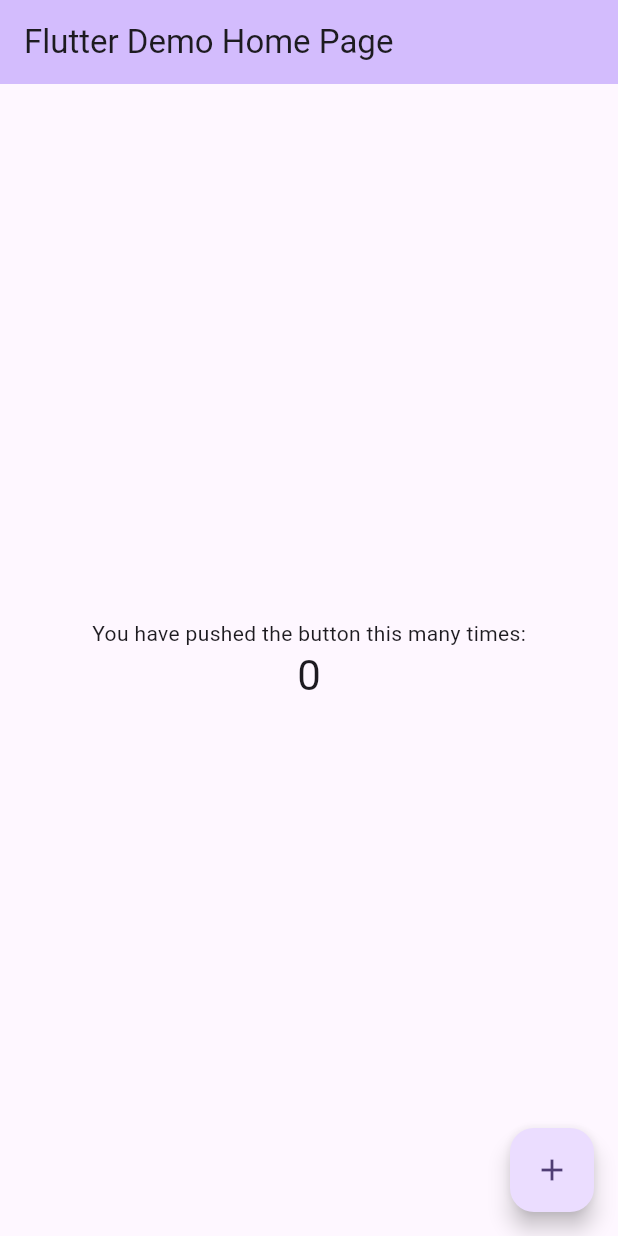
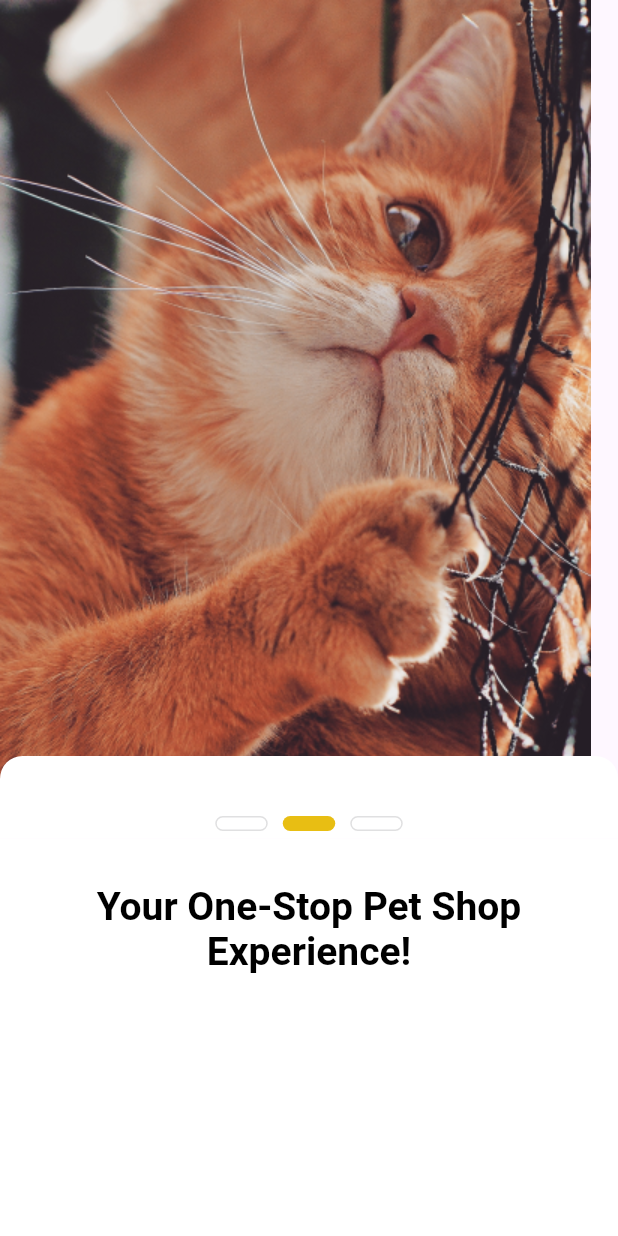
Before and after one commit to laragrace30/petshop_app, a Flutter app: the screen it shows after launch, on a phone screen of 412 x 824 dp. Run offline on Flutter 3.47's test engine with Material 3 defaults, Android fonts, the phone set to English and light mode, and no system bars.

Commit message:
added the image and text

```diff
--- /dev/null
+++ b/lib/home_page.dart
@@ -0,0 +1,89 @@
+import 'package:flutter/material.dart';
+
+class HomePage extends StatelessWidget {
+  const HomePage({super.key});
+
+  @override
+  Widget build(BuildContext context) {
+    return Scaffold(
+      body: Stack(
+        children: [
+          Image.asset('assets/images/Image.png'),
+          Positioned(
+            left: 0,
+            right: 0,
+            bottom: 265,
+            height: 55,
+            child: Container(
+              decoration: const BoxDecoration(
+                color: Colors.white,
+                borderRadius: BorderRadius.only(
+                  topLeft: Radius.circular(15),
+                  topRight: Radius.circular(15),
+                ),
+              ),
+              child: Padding(
+                padding: const EdgeInsets.only(top: 40),
+                child: Row(
+                  mainAxisAlignment: MainAxisAlignment.center,
+                  crossAxisAlignment: CrossAxisAlignment.start,
+                  children: [
+                    Container(
+                      width: 35,
+                      height: 10,
+                      decoration: BoxDecoration(
+                          borderRadius: BorderRadius.circular(12),
+                          border: Border.all(color: const Color(0xFFE0E0E1))),
+                    ),
+                    const SizedBox(width: 10),
+                    Container(
+                      width: 35,
+                      height: 10,
+                      decoration: BoxDecoration(
+                          color: const Color(0xFFE8BE13),
+                          borderRadius: BorderRadius.circular(12)),
+                    ),
+                    const SizedBox(width: 10),
+                    Container(
+                      width: 35,
+                      height: 10,
+                      decoration: BoxDecoration(
+                          borderRadius: BorderRadius.circular(12),
+                          border: Border.all(color: const Color(0xFFE0E0E1))),
+                    )
+                  ],
+                ),
+              ),
+            ),
+          ),
+          Column(
+            mainAxisAlignment: MainAxisAlignment.end,
+            children: [
+              Container(
+                height: 265,
+                decoration: const BoxDecoration(
+                  color: Colors.white,
+                ),
+                    child: Padding(
+                      padding: const EdgeInsets.only(top:30),
+                      child: RichText(
+                          textAlign: TextAlign.center,
+                          text: const TextSpan(
+                              style: TextStyle(
+                                fontWeight: FontWeight.w700,
+                                fontSize: 26,
+                                color: Colors.black
+                              ),
+                              children: <TextSpan>[
+                            TextSpan(text: 'Your One-Stop Pet Shop'),
+                            TextSpan(text: ' Experience!')
+                          ])),
+                    ),
+                  ),
+            ],
+          ),
+        ],
+      ),
+    );
+  }
+}
--- a/lib/main.dart
+++ b/lib/main.dart
@@ -1,4 +1,6 @@
 import 'package:flutter/material.dart';
+
+import 'home_page.dart';
 
 void main() {
   runApp(const MyApp());
@@ -7,119 +9,12 @@ void main() {
 class MyApp extends StatelessWidget {
   const MyApp({super.key});
 
-  // This widget is the root of your application.
   @override
   Widget build(BuildContext context) {
-    return MaterialApp(
-      title: 'Flutter Demo',
-      theme: ThemeData(
-        // This is the theme of your application.
-        //
-        // TRY THIS: Try running your application with "flutter run". You'll see
-        // the application has a purple toolbar. Then, without quitting the app,
-        // try changing the seedColor in the colorScheme below to Colors.green
-        // and then invoke "hot reload" (save your changes or press the "hot
-        // reload" button in a Flutter-supported IDE, or press "r" if you used
-        // the command line to start the app).
-        //
-        // Notice that the counter didn't reset back to zero; the application
-        // state is not lost during the reload. To reset the state, use hot
-        // restart instead.
-        //
-        // This works for code too, not just values: Most code changes can be
-        // tested with just a hot reload.
-        colorScheme: ColorScheme.fromSeed(seedColor: Colors.deepPurple),
-        useMaterial3: true,
-      ),
-      home: const MyHomePage(title: 'Flutter Demo Home Page'),
+    return const MaterialApp(
+      title: 'Pet Shop',
+       debugShowCheckedModeBanner: false,
+      home: HomePage(),
     );
   }
 }
-
-class MyHomePage extends StatefulWidget {
-  const MyHomePage({super.key, required this.title});
-
-  // This widget is the home page of your application. It is stateful, meaning
-  // that it has a State object (defined below) that contains fields that affect
-  // how it looks.
-
-  // This class is the configuration for the state. It holds the values (in this
-  // case the title) provided by the parent (in this case the App widget) and
-  // used by the build method of the State. Fields in a Widget subclass are
-  // always marked "final".
-
-  final String title;
-
-  @override
-  State<MyHomePage> createState() => _MyHomePageState();
-}
-
-class _MyHomePageState extends State<MyHomePage> {
-  int _counter = 0;
-
-  void _incrementCounter() {
-    setState(() {
-      // This call to setState tells the Flutter framework that something has
-      // changed in this State, which causes it to rerun the build method below
-      // so that the display can reflect the updated values. If we changed
-      // _counter without calling setState(), then the build method would not be
-      // called again, and so nothing would appear to happen.
-      _counter++;
-    });
-  }
-
-  @override
-  Widget build(BuildContext context) {
-    // This method is rerun every time setState is called, for instance as done
-    // by the _incrementCounter method above.
-    //
-    // The Flutter framework has been optimized to make rerunning build methods
-    // fast, so that you can just rebuild anything that needs updating rather
-    // than having to individually change instances of widgets.
-    return Scaffold(
-      appBar: AppBar(
-        // TRY THIS: Try changing the color here to a specific color (to
-        // Colors.amber, perhaps?) and trigger a hot reload to see the AppBar
-        // change color while the other colors stay the same.
-        backgroundColor: Theme.of(context).colorScheme.inversePrimary,
-        // Here we take the value from the MyHomePage object that was created by
-        // the App.build method, and use it to set our appbar title.
-        title: Text(widget.title),
-      ),
-      body: Center(
-        // Center is a layout widget. It takes a single child and positions it
-        // in the middle of the parent.
-        child: Column(
-          // Column is also a layout widget. It takes a list of children and
-          // arranges them vertically. By default, it sizes itself to fit its
-          // children horizontally, and tries to be as tall as its parent.
-          //
-          // Column has various properties to control how it sizes itself and
-          // how it positions its children. Here we use mainAxisAlignment to
-          // center the children vertically; the main axis here is the vertical
-          // axis because Columns are vertical (the cross axis would be
-          // horizontal).
-          //
-          // TRY THIS: Invoke "debug painting" (choose the "Toggle Debug Paint"
-          // action in the IDE, or press "p" in the console), to see the
-          // wireframe for each widget.
-          mainAxisAlignment: MainAxisAlignment.center,
-          children: <Widget>[
-            const Text(
-              'You have pushed the button this many times:',
-            ),
-            Text(
-              '$_counter',
-              style: Theme.of(context).textTheme.headlineMedium,
-            ),
-          ],
-        ),
-      ),
-      floatingActionButton: FloatingActionButton(
-        onPressed: _incrementCounter,
-        tooltip: 'Increment',
-        child: const Icon(Icons.add),
-      ), // This trailing comma makes auto-formatting nicer for build methods.
-    );
-  }
-}
--- a/pubspec.yaml
+++ b/pubspec.yaml
@@ -36,6 +36,7 @@ dependencies:
   # Use with the CupertinoIcons class for iOS style icons.
   cupertino_icons: ^1.0.2
 
+
 dev_dependencies:
   flutter_test:
     sdk: flutter
@@ -52,6 +53,8 @@ dev_dependencies:
 
 # The following section is specific to Flutter packages.
 flutter:
+  assets:
+   - assets/images/
 
   # The following line ensures that the Material Icons font is
   # included with your application, so that you can use the icons in
```
Also changed, not shown: assets/images/Image.png (added).
